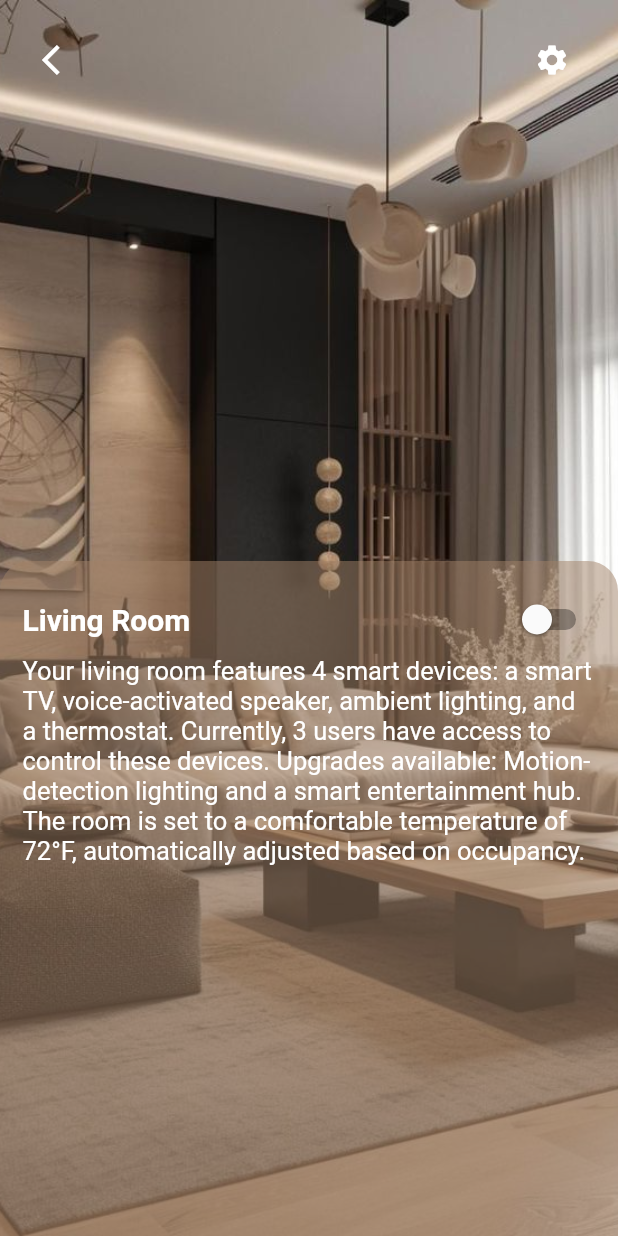
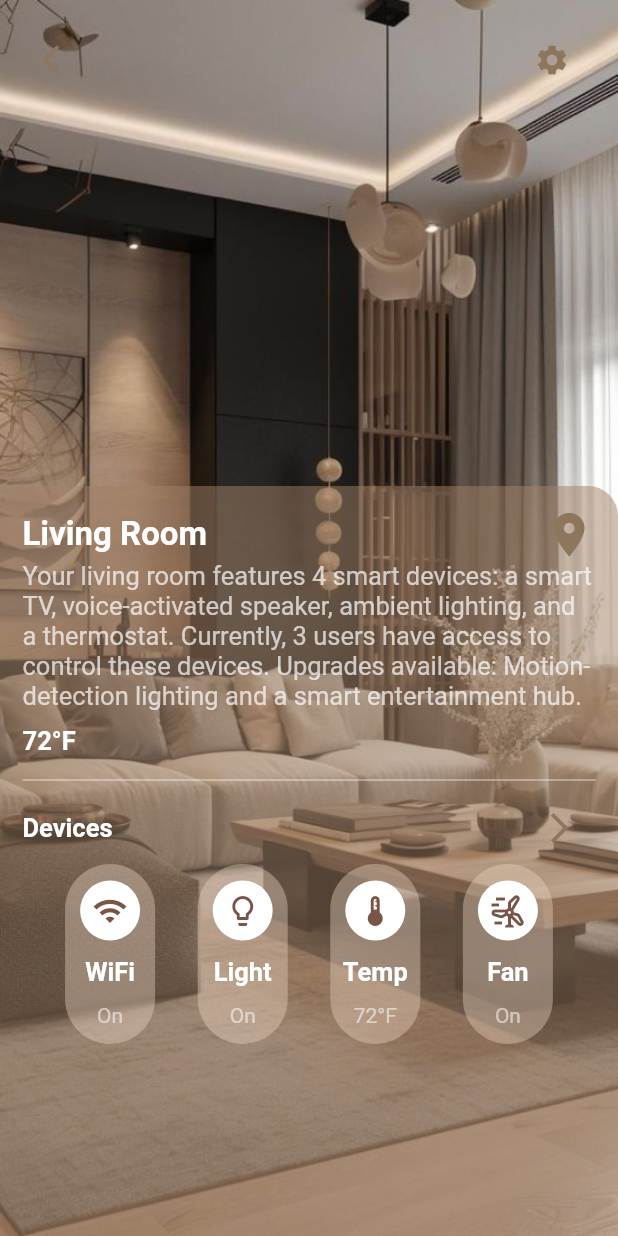
Before and after one commit to Gee-gee4/firebase_practice, a Flutter app: the DescriptionPage screen opened directly with sample values from the repository, on a phone screen of 412 x 824 dp. Run offline on Flutter 3.47's test engine with Material 3 defaults, Android fonts, the phone set to English and light mode, and no system bars; our stand-ins replace firebase_auth, firebase_core; accounts and stored records are empty.

Commit message:
made a drawer and did modes light and dark

```diff
--- a/lib/model/room_model.dart
+++ b/lib/model/room_model.dart
@@ -1,19 +1,45 @@
 final List<AllRoomModel> allRoomList = [
-  AllRoomModel(title: 'Living Room', imagePath: 'assets/auth/livingroom.jpeg',descripion: 'Your living room features 4 smart devices: a smart TV, voice-activated speaker, ambient lighting, and a thermostat. Currently, 3 users have access to control these devices. Upgrades available: Motion-detection lighting and a smart entertainment hub. The room is set to a comfortable temperature of 72°F, automatically adjusted based on occupancy.'),
-  AllRoomModel(title: 'Kitchen', imagePath: 'assets/auth/kitchen.jpeg',descripion: 'The kitchen includes 5 smart devices: a Wi-Fi-enabled fridge, automated coffee maker, smart oven, voice-controlled assistant, and motion-sensor lighting. Access is shared by 2 users. Upgrades needed: Smart faucets and pantry monitoring. Temperature is maintained at 70°F to ensure optimal comfort while cooking.'),
-  AllRoomModel(title: 'Dining Room', imagePath: 'assets/auth/diningroom.jpeg',descripion: 'Outfitted with 3 smart devices: adjustable smart lighting, a voice-activated assistant, and a smart speaker for music. 4 users can control these features. Recommended upgrade: Smart blinds for enhanced ambiance. The temperature is optimized at 71°F for dining comfort.'),
-  AllRoomModel(title: 'Home Office', imagePath: 'assets/auth/homeoffice.jpeg',descripion: 'Your home office boasts 4 smart devices: noise-canceling smart speakers, an adjustable desk light, a smart thermostat, and a connected monitor. 1 primary user manages these devices. Upgrade suggestions: Smart air purifier and energy-efficient plugs. Temperature is set to 70°F for focus and productivity.'),
-  AllRoomModel(title: 'Master Bedroom', imagePath: 'assets/auth/masterbedroom.jpeg',descripion: 'The master bedroom includes 6 smart devices: automated blinds, color-changing lights, a voice-activated assistant, a smart alarm clock, a thermostat, and a smart air purifier. 2 users currently have access. Upgrade options: Sleep trackers and smart mattress integration. The temperature is maintained at 68°F, ideal for restful sleep.'),
+  AllRoomModel(
+      title: 'Living Room',
+      imagePath: 'assets/auth/livingroom.jpeg',
+      descripion:
+          'Your living room features 4 smart devices: a smart TV, voice-activated speaker, ambient lighting, and a thermostat. Currently, 3 users have access to control these devices. Upgrades available: Motion-detection lighting and a smart entertainment hub.',
+      temperature: '72°F'),
+  AllRoomModel(
+      title: 'Kitchen',
+      imagePath: 'assets/auth/kitchen.jpeg',
+      descripion:
+          'The kitchen includes 5 smart devices: a Wi-Fi-enabled fridge, automated coffee maker, smart oven, voice-controlled assistant, and motion-sensor lighting. Access is shared by 2 users. Upgrades needed: Smart faucets and pantry monitoring. Temperature is maintained at 70°F to ensure optimal comfort while cooking.',
+      temperature: '70°F'),
+  AllRoomModel(
+      title: 'Dining Room',
+      imagePath: 'assets/auth/diningroom.jpeg',
+      descripion:
+          'Outfitted with 3 smart devices: adjustable smart lighting, a voice-activated assistant, and a smart speaker for music. 4 users can control these features. Recommended upgrade: Smart blinds for enhanced ambiance. The temperature is optimized at 71°F for dining comfort.',
+      temperature: '71°F'),
+  AllRoomModel(
+      title: 'Home Office',
+      imagePath: 'assets/auth/homeoffice.jpeg',
+      descripion:
+          'Your home office boasts 4 smart devices: noise-canceling smart speakers, an adjustable desk light, a smart thermostat, and a connected monitor. 1 primary user manages these devices. Upgrade suggestions: Smart air purifier and energy-efficient plugs. Temperature is set to 70°F for focus and productivity.',
+      temperature: '70F'),
+  AllRoomModel(
+      title: 'Master Bedroom',
+      imagePath: 'assets/auth/masterbedroom.jpeg',
+      descripion:
+          'The master bedroom includes 6 smart devices: automated blinds, color-changing lights, a voice-activated assistant, a smart alarm clock, a thermostat, and a smart air purifier. 2 users currently have access. Upgrade options: Sleep trackers and smart mattress integration. The temperature is maintained at 68°F, ideal for restful sleep.',
+      temperature: '68°F'),
 ];
 
 class AllRoomModel {
-  AllRoomModel({
-    required this.title,
-    required this.imagePath,
-    required this.descripion,
-  });
+  AllRoomModel(
+      {required this.title,
+      required this.imagePath,
+      required this.descripion,
+      required this.temperature});
 
   String title;
   String imagePath;
   String descripion;
+  String temperature;
 }
--- a/lib/pages/description_page.dart
+++ b/lib/pages/description_page.dart
@@ -1,13 +1,11 @@
-import 'package:firebase_practice/widgets/switch.dart';
-import 'package:firebase_practice/utils/color_hex.dart';
+import 'package:firebase_practice/widgets/devices.dart';
 import 'package:flutter/material.dart';
 import 'package:firebase_practice/model/room_model.dart';
 
 class DescriptionPage extends StatelessWidget {
-
   final AllRoomModel describeRoom; // Accept a room object
 
-   const DescriptionPage({super.key, required this.describeRoom});
+  const DescriptionPage({super.key, required this.describeRoom});
   @override
   Widget build(BuildContext context) {
     return Scaffold(
@@ -19,7 +17,7 @@ class DescriptionPage extends StatelessWidget {
           padding: const EdgeInsets.all(20.0),
           child: IconButton(
             onPressed: () => Navigator.pop(context),
-            icon: const Icon(Icons.arrow_back_ios),
+            icon:  Icon(Icons.arrow_back_ios,color: Theme.of(context).colorScheme.secondary,),
           ),
         ),
         actions: [
@@ -27,7 +25,7 @@ class DescriptionPage extends StatelessWidget {
             padding: const EdgeInsets.all(20.0),
             child: IconButton(
               onPressed: () {},
-              icon: const Icon(Icons.settings),
+              icon:  Icon(Icons.settings,color: Theme.of(context).colorScheme.secondary),
             ),
           ),
         ],
@@ -45,31 +43,97 @@ class DescriptionPage extends StatelessWidget {
           Align(
             alignment: Alignment.bottomCenter,
             child: Container(
-              height: 450,
+              height: 500,
               width: MediaQuery.of(context).size.width,
               decoration: BoxDecoration(
                 borderRadius: const BorderRadius.only(
                   topLeft: Radius.circular(20.0),
                   topRight: Radius.circular(20.0),
                 ),
-                color: hexStringToColor('a18167').withOpacity(0.5),
+                color: Theme.of(context).colorScheme.onTertiary.withOpacity(0.5),
               ),
-              child:  Padding(
+              child: Padding(
                 padding: const EdgeInsets.all(15.0),
                 child: Column(
+                  crossAxisAlignment: CrossAxisAlignment.start,
                   children: [
                     Row(
                       mainAxisAlignment: MainAxisAlignment.spaceBetween,
                       children: [
                         Text(
-                        describeRoom.title,
-                          style: const TextStyle(color: Colors.white,fontWeight: FontWeight.bold,fontSize: 20),
+                          describeRoom.title,
+                          style: const TextStyle(
+                              color: Colors.white,
+                              fontWeight: FontWeight.bold,
+                              fontSize: 22),
                         ),
-                        const SwitchButton(),
+                        Icon(
+                        Icons.location_on,
+                        size: 35,
+                        color: Theme.of(context).colorScheme.secondary,
+                      ),
                       ],
                     ),
-                    Text(describeRoom.descripion,
-                    style:const TextStyle(color: Colors.white,fontSize: 17) ,
+                    Text(
+                      describeRoom.descripion,
+                      style:
+                          const TextStyle(color: Colors.white70, fontSize: 17),
+                    ),
+                    const SizedBox(height: 10,),
+                    Text(
+                      describeRoom.temperature,
+                      style: const TextStyle(
+                          color: Colors.white,
+                          fontSize: 17,
+                          fontWeight: FontWeight.bold),
+                    ),
+                    const SizedBox(height: 8,),
+                    const Divider(
+                      color: Colors.white70,
+                    ),
+                    Row(
+                      mainAxisAlignment: MainAxisAlignment.spaceBetween,
+                      children: [
+                        const Text(
+                          'Devices',
+                          style: TextStyle(
+                              color: Colors.white,
+                              fontSize: 17,
+                              fontWeight: FontWeight.bold),
+                        ),
+                        IconButton(
+                          onPressed: () {},
+                          icon: const Icon(
+                            Icons.arrow_forward_ios,
+                          ),
+                          color: Theme.of(context).colorScheme.secondary,
+                        ),
+                      ],
+                    ),
+                    Row(mainAxisAlignment: MainAxisAlignment.spaceEvenly,
+                      children: [
+                        const Devices(
+                            iconDevice: Icon(Icons.wifi, color: Colors.brown),
+                            device: 'WiFi',
+                            deviceStatus: 'On'),
+                        const Devices(
+                            iconDevice: Icon(Icons.lightbulb_outline,
+                                color: Colors.brown),
+                            device: 'Light',
+                            deviceStatus: 'On'),
+                        Devices(
+                            iconDevice: const Icon(Icons.thermostat_outlined,
+                                color: Colors.brown),
+                            device: 'Temp',
+                            deviceStatus: describeRoom.temperature),
+                        const Devices(
+                            iconDevice: Icon(
+                              Icons.wind_power_outlined,
+                              color: Colors.brown,
+                            ),
+                            device: 'Fan',
+                            deviceStatus: 'On')
+                      ],
                     ),
                   ],
                 ),
--- /dev/null
+++ b/lib/utils/theme.dart
@@ -0,0 +1,25 @@
+import 'package:firebase_practice/utils/color_hex.dart';
+import 'package:flutter/material.dart';
+
+ThemeData lightMode = ThemeData(
+  brightness: Brightness.light,
+  useMaterial3: false,
+  colorScheme: ColorScheme.light(
+    surface: hexStringToColor('f2e5d9'),
+    primary: hexStringToColor('e9d3c0'),
+    secondary: hexStringToColor('8d765b'),
+    onTertiary: hexStringToColor('a18167'),
+    errorContainer: Colors.black
+  ),
+);
+
+ThemeData darkMode = ThemeData(
+  brightness: Brightness.dark,
+  useMaterial3: false,
+  colorScheme: ColorScheme.dark(
+    surface: hexStringToColor('4E3D37 '),
+    primary: hexStringToColor('987654 '),
+    secondary: hexStringToColor('A67C52'),
+    onTertiary: hexStringToColor('2B2927'),
+  ),
+);
--- /dev/null
+++ b/lib/utils/theme_provider.dart
@@ -0,0 +1,21 @@
+import 'package:firebase_practice/utils/theme.dart';
+import 'package:flutter/material.dart';
+
+class ThemeProvider with ChangeNotifier {
+  ThemeData _themeData = lightMode;
+
+  ThemeData get themeData => _themeData;
+
+  set themeData(ThemeData themeData) {
+    _themeData = themeData;
+    notifyListeners();
+  }
+
+  void toggleTheme() {
+    if (_themeData == lightMode) {
+      themeData = darkMode;
+    } else {
+      themeData = lightMode;
+    }
+  }
+}
--- /dev/null
+++ b/lib/widgets/devices.dart
@@ -0,0 +1,41 @@
+import 'package:firebase_practice/utils/color_hex.dart';
+import 'package:flutter/material.dart';
+
+class Devices extends StatelessWidget {
+  final Icon iconDevice;
+  final String device;
+  final String deviceStatus;
+  const Devices(
+      {super.key,
+      required this.iconDevice,
+      required this.device,
+      required this.deviceStatus});
+
+  @override
+  Widget build(BuildContext context) {
+    return Container(
+      height: 120,
+      width: 60,
+      decoration: BoxDecoration(
+        borderRadius: const BorderRadius.all(
+          Radius.circular(35),
+        ),
+        color: hexStringToColor('e9d3c0').withOpacity(0.4),
+      ),
+      child: Column(
+        mainAxisAlignment: MainAxisAlignment.spaceEvenly,
+        children: [
+          CircleAvatar(
+            backgroundColor: Colors.white,
+            child: iconDevice,
+          ),
+          Text(
+            device,
+            style: TextStyle(color: Colors.white,fontWeight: FontWeight.bold,fontSize: 17),
+          ),
+          Text(deviceStatus,style: TextStyle(color: Colors.white54),),
+        ],
+      ),
+    );
+  }
+}
--- a/pubspec.yaml
+++ b/pubspec.yaml
@@ -37,6 +37,7 @@ dependencies:
   # The following adds the Cupertino Icons font to your application.
   # Use with the CupertinoIcons class for iOS style icons.
   cupertino_icons: ^1.0.8
+  provider:
 
 dev_dependencies:
   flutter_test:
```
Also changed, not shown: lib/drawer_content.dart (added, +70 -0 lines), lib/main.dart (+19 -7 lines), lib/pages/home_screen.dart (+25 -23 lines), lib/widgets/reusable_widgets.dart (+10 -0 lines), lib/widgets/switch.dart (+12 -5 lines), pubspec.lock.
